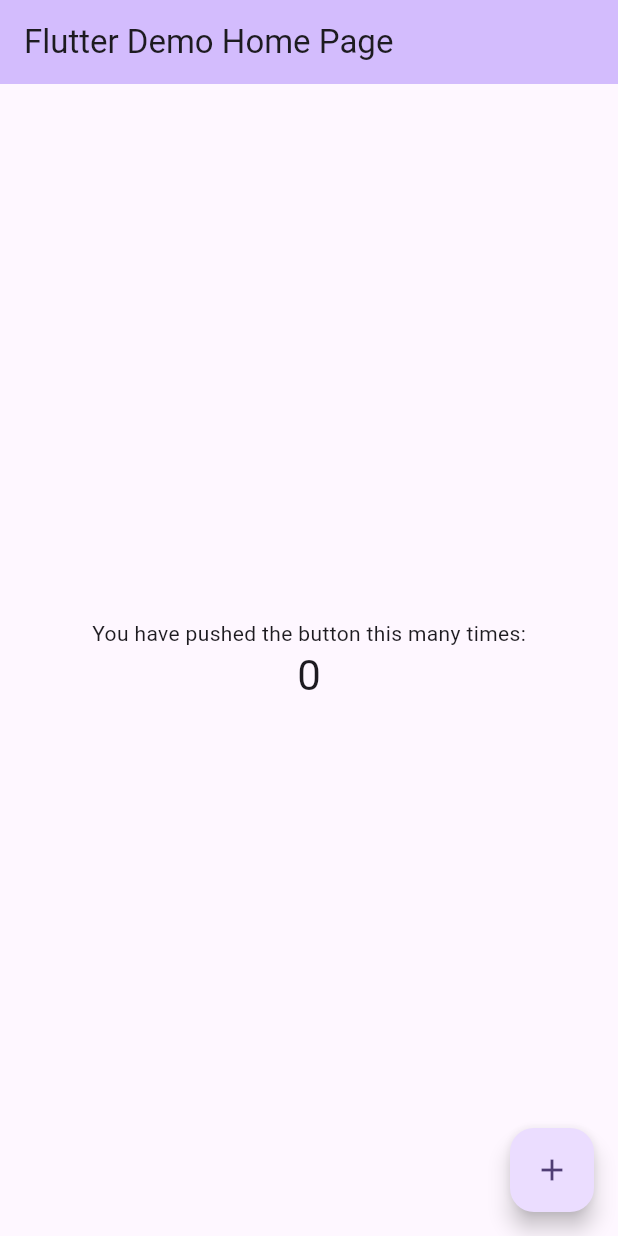
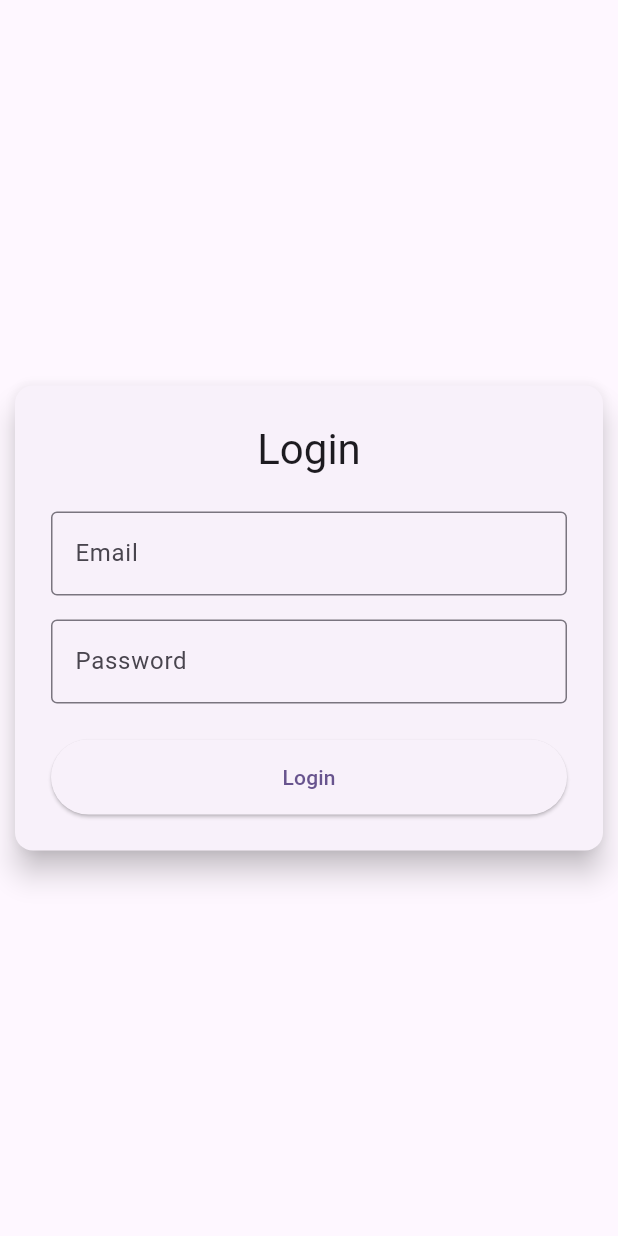
Before and after one commit to could-ai/019a1a6f-dca1-73d5-9e9c-d1fb80fce775, a Flutter app: the screen it shows after launch, on a phone screen of 412 x 824 dp. Run offline on Flutter 3.47's test engine with Material 3 defaults, Android fonts, the phone set to English and light mode, and no system bars; our stand-ins replace go_router.

Commit message:
Added the `go_router` package to manage navigation within the application. This is a powerful and flexible routing solution that will allow us to define clear navigation paths between the login screen, the main dashboard, and different modules.; Updated the main application entry point to use the new router-based navigation. The `MaterialApp` is now configured with `MaterialApp.router` to use the `go_router` configuration, setting up the foundation for a structured, navigable web application. The theme has been updated to Material 3 for a modern look and feel.; Created a dedicated router configuration file. This file defines all the navigation routes for the application, including the initial login route and a nested `ShellRoute` for the main application layout. This approach keeps the main screen's navigation rail persistent while navigating between different modules, providing a seamless user experience.; Created the user interface for the login screen. It features a clean, centered card layout with fields for email and password, along with a login button. For now, the button navigates directly to the dashboard without performing actual authentication, as backend logic is not yet connected.; Created the main application shell, `HomeScreen`, which provides the primary layout for the app after login. It features a `NavigationRail` on the left for navigating between the dashboard and different modules, and a main content area to display the selected screen. This creates a consistent and professional user interface for the web-based admin panel.; Created a placeholder screen for the first module. This screen will eventually contain the UI for viewing, adding, editing, and deleting data from the corresponding Google Sheet. For now, it serves as a placeholder to demonstrate the navigation and application structure.; Created a placeholder screen for the second module. Similar to the first module screen, this acts as a placeholder within the application's navigation structure, ready to be built out with functionality for its specific data management tasks.

```diff
--- a/usr/lib/main.dart
+++ b/usr/lib/main.dart
@@ -1,4 +1,5 @@
 import 'package:flutter/material.dart';
+import 'package:couldai_user_app/navigation/app_router.dart';
 
 void main() {
   runApp(const MyApp());
@@ -7,114 +8,16 @@ void main() {
 class MyApp extends StatelessWidget {
   const MyApp({super.key});
 
-  // This widget is the root of your application.
   @override
   Widget build(BuildContext context) {
-    return MaterialApp(
-      title: 'Flutter Demo',
+    return MaterialApp.router(
+      title: 'Admin Panel',
       debugShowCheckedModeBanner: false,
       theme: ThemeData(
-        // This is the theme of your application.
-        //
-        // TRY THIS: Try running your application with "flutter run". You'll see
-        // the application has a purple toolbar. Then, without quitting the app,
-        // try changing the seedColor in the colorScheme below to Colors.green
-        // and then invoke "hot reload" (save your changes or press the "hot
-        // reload" button in a Flutter-supported IDE, or press "r" if you used
-        // the command line to start the app).
-        //
-        // Notice that the counter didn't reset back to zero; the application
-        // state is not lost during the reload. To reset the state, use hot
-        // restart instead.
-        //
-        // This works for code too, not just values: Most code changes can be
-        // tested with just a hot reload.
         colorScheme: ColorScheme.fromSeed(seedColor: Colors.deepPurple),
+        useMaterial3: true,
       ),
-      home: const MyHomePage(title: 'Flutter Demo Home Page'),
+      routerConfig: AppRouter.router,
     );
   }
 }
-
-class MyHomePage extends StatefulWidget {
-  const MyHomePage({super.key, required this.title});
-
-  // This widget is the home page of your application. It is stateful, meaning
-  // that it has a State object (defined below) that contains fields that affect
-  // how it looks.
-
-  // This class is the configuration for the state. It holds the values (in this
-  // case the title) provided by the parent (in this case the App widget) and
-  // used by the build method of the State. Fields in a Widget subclass are
-  // always marked "final".
-
-  final String title;
-
-  @override
-  State<MyHomePage> createState() => _MyHomePageState();
-}
-
-class _MyHomePageState extends State<MyHomePage> {
-  int _counter = 0;
-
-  void _incrementCounter() {
-    setState(() {
-      // This call to setState tells the Flutter framework that something has
-      // changed in this State, which causes it to rerun the build method below
-      // so that the display can reflect the updated values. If we changed
-      // _counter without calling setState(), then the build method would not be
-      // called again, and so nothing would appear to happen.
-      _counter++;
-    });
-  }
-
-  @override
-  Widget build(BuildContext context) {
-    // This method is rerun every time setState is called, for instance as done
-    // by the _incrementCounter method above.
-    //
-    // The Flutter framework has been optimized to make rerunning build methods
-    // fast, so that you can just rebuild anything that needs updating rather
-    // than having to individually change instances of widgets.
-    return Scaffold(
-      appBar: AppBar(
-        // TRY THIS: Try changing the color here to a specific color (to
-        // Colors.amber, perhaps?) and trigger a hot reload to see the AppBar
-        // change color while the other colors stay the same.
-        backgroundColor: Theme.of(context).colorScheme.inversePrimary,
-        // Here we take the value from the MyHomePage object that was created by
-        // the App.build method, and use it to set our appbar title.
-        title: Text(widget.title),
-      ),
-      body: Center(
-        // Center is a layout widget. It takes a single child and positions it
-        // in the middle of the parent.
-        child: Column(
-          // Column is also a layout widget. It takes a list of children and
-          // arranges them vertically. By default, it sizes itself to fit its
-          // children horizontally, and tries to be as tall as its parent.
-          //
-          // Column has various properties to control how it sizes itself and
-          // how it positions its children. Here we use mainAxisAlignment to
-          // center the children vertically; the main axis here is the vertical
-          // axis because Columns are vertical (the cross axis would be
-          // horizontal).
-          //
-          // TRY THIS: Invoke "debug painting" (choose the "Toggle Debug Paint"
-          // action in the IDE, or press "p" in the console), to see the
-          // wireframe for each widget.
-          mainAxisAlignment: MainAxisAlignment.center,
-          children: <Widget>[
-            const Text('You have pushed the button this many times:'),
-            Text('$_counter', style: Theme.of(context).textTheme.headlineMedium),
-          ],
-        ),
-      ),
-      floatingActionButton: FloatingActionButton(
-        onPressed: _incrementCounter,
-        tooltip: 'Increment',
-        child: const Icon(Icons.add),
-      ), // This trailing comma makes auto-formatting nicer for build methods.
-    );
-  }
-}
--- /dev/null
+++ b/usr/lib/navigation/app_router.dart
@@ -0,0 +1,37 @@
+import 'package:flutter/material.dart';
+import 'package:go_router/go_router.dart';
+import 'package:couldai_user_app/screens/login_screen.dart';
+import 'package:couldai_user_app/screens/home_screen.dart';
+import 'package:couldai_user_app/screens/module_one_screen.dart';
+import 'package:couldai_user_app/screens/module_two_screen.dart';
+
+class AppRouter {
+  static final GoRouter router = GoRouter(
+    initialLocation: '/login',
+    routes: [
+      GoRoute(
+        path: '/login',
+        builder: (context, state) => const LoginScreen(),
+      ),
+      ShellRoute(
+        builder: (context, state, child) {
+          return HomeScreen(child: child);
+        },
+        routes: [
+          GoRoute(
+            path: '/',
+            builder: (context, state) => const Center(child: Text("Welcome to the Dashboard!")),
+          ),
+          GoRoute(
+            path: '/module1',
+            builder: (context, state) => const ModuleOneScreen(),
+          ),
+          GoRoute(
+            path: '/module2',
+            builder: (context, state) => const ModuleTwoScreen(),
+          ),
+        ],
+      ),
+    ],
+  );
+}
--- /dev/null
+++ b/usr/lib/screens/login_screen.dart
@@ -0,0 +1,56 @@
+import 'package:flutter/material.dart';
+import 'package:go_router/go_router.dart';
+
+class LoginScreen extends StatelessWidget {
+  const LoginScreen({super.key});
+
+  @override
+  Widget build(BuildContext context) {
+    return Scaffold(
+      body: Center(
+        child: ConstrainedBox(
+          constraints: const BoxConstraints(maxWidth: 400),
+          child: Card(
+            elevation: 8,
+            child: Padding(
+              padding: const EdgeInsets.all(24.0),
+              child: Column(
+                mainAxisSize: MainAxisSize.min,
+                children: [
+                  Text('Login', style: Theme.of(context).textTheme.headlineMedium),
+                  const SizedBox(height: 24),
+                  const TextField(
+                    decoration: InputDecoration(
+                      labelText: 'Email',
+                      border: OutlineInputBorder(),
+                    ),
+                  ),
+                  const SizedBox(height: 16),
+                  const TextField(
+                    obscureText: true,
+                    decoration: InputDecoration(
+                      labelText: 'Password',
+                      border: OutlineInputBorder(),
+                    ),
+                  ),
+                  const SizedBox(height: 24),
+                  ElevatedButton(
+                    onPressed: () {
+                      // In a real app, you would perform authentication here.
+                      // For this demo, we'll just navigate to the home screen.
+                      context.go('/');
+                    },
+                    style: ElevatedButton.styleFrom(
+                      minimumSize: const Size(double.infinity, 50),
+                    ),
+                    child: const Text('Login'),
+                  ),
+                ],
+              ),
+            ),
+          ),
+        ),
+      ),
+    );
+  }
+}
```
Also changed, not shown: usr/lib/screens/home_screen.dart (added, +74 -0 lines), usr/lib/screens/module_one_screen.dart (added, +20 -0 lines), usr/lib/screens/module_two_screen.dart (added, +20 -0 lines), usr/pubspec.yaml (+2 -70 lines).
